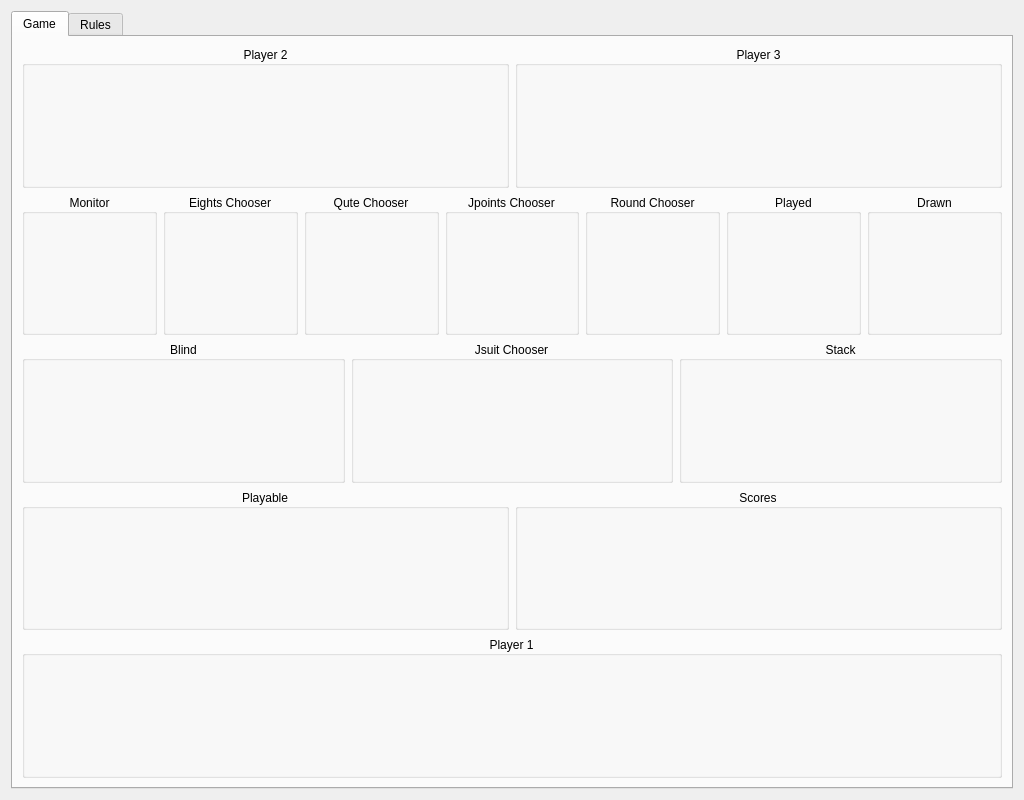
Old version of the form table.ui in the repository squawk7x/aQuteCardGame.
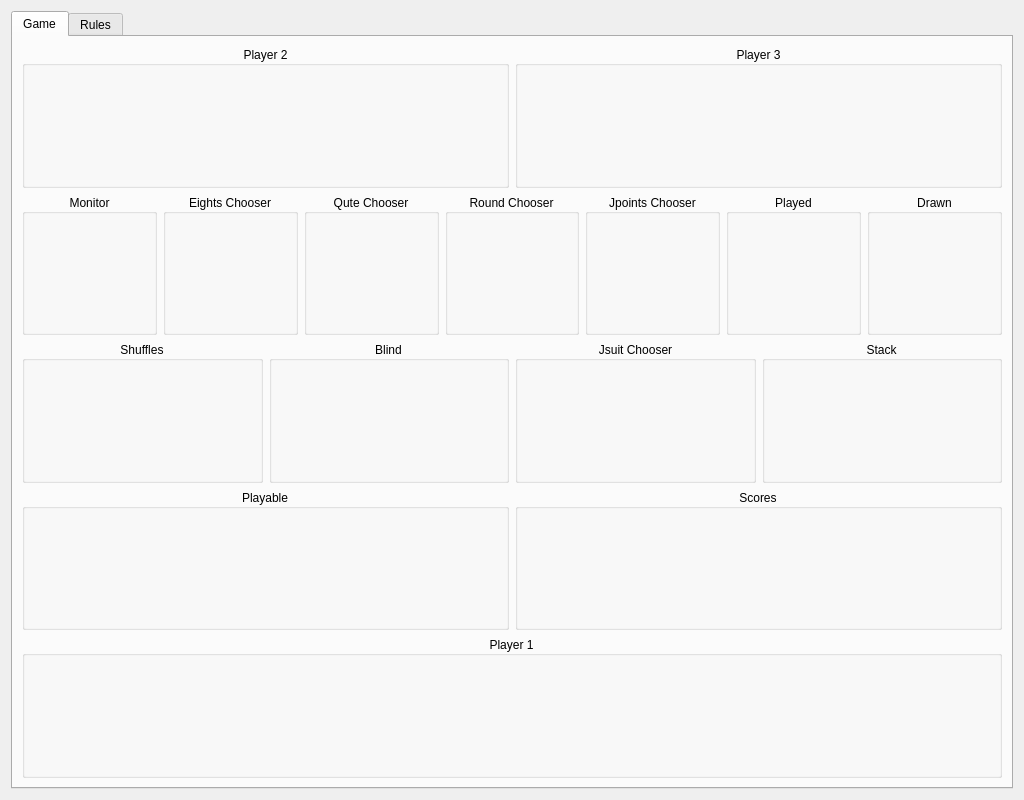
New version of the form.

Diff of the .ui file:
```diff
--- a/table.ui
+++ b/table.ui
@@ -91,20 +91,6 @@
            <layout class="QHBoxLayout" name="quteChooser"/>
           </widget>
          </item>
-         <item>
-          <widget class="QGroupBox" name="JpointsChooser">
-           <property name="enabled">
-            <bool>true</bool>
-           </property>
-           <property name="title">
-            <string>Jpoints Chooser</string>
-           </property>
-           <property name="alignment">
-            <set>Qt::AlignCenter</set>
-           </property>
-           <layout class="QHBoxLayout" name="jpointsChooser"/>
-          </widget>
-         </item>
          <item>
           <widget class="QGroupBox" name="RoundChooser">
            <property name="enabled">
@@ -119,6 +105,20 @@
            <layout class="QHBoxLayout" name="roundChooser"/>
           </widget>
          </item>
+         <item>
+          <widget class="QGroupBox" name="JpointsChooser">
+           <property name="enabled">
+            <bool>true</bool>
+           </property>
+           <property name="title">
+            <string>Jpoints Chooser</string>
+           </property>
+           <property name="alignment">
+            <set>Qt::AlignCenter</set>
+           </property>
+           <layout class="QHBoxLayout" name="jpointsChooser"/>
+          </widget>
+         </item>
          <item>
           <widget class="QGroupBox" name="Played">
            <property name="enabled">
@@ -148,6 +148,17 @@
        </item>
        <item>
         <layout class="QHBoxLayout" name="horizontalLayout_03">
+         <item>
+          <widget class="QGroupBox" name="Shuffles">
+           <property name="title">
+            <string>Shuffles</string>
+           </property>
+           <property name="alignment">
+            <set>Qt::AlignCenter</set>
+           </property>
+           <layout class="QHBoxLayout" name="shuffles"/>
+          </widget>
+         </item>
          <item>
           <widget class="QGroupBox" name="Blind">
            <property name="title">
```
